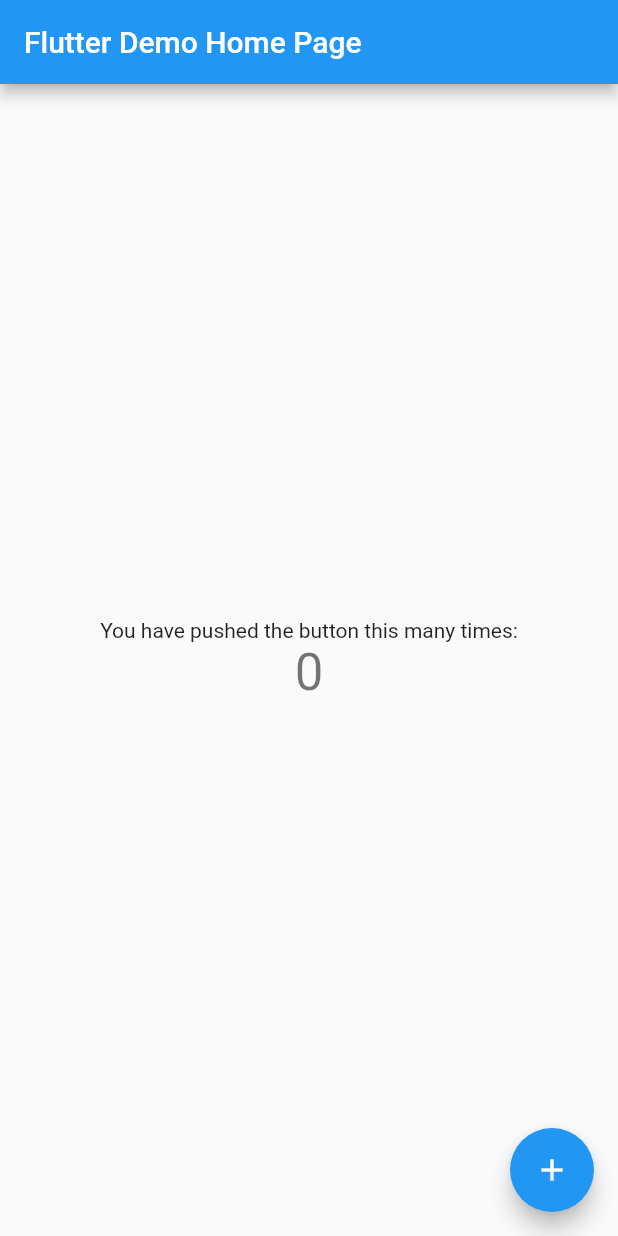
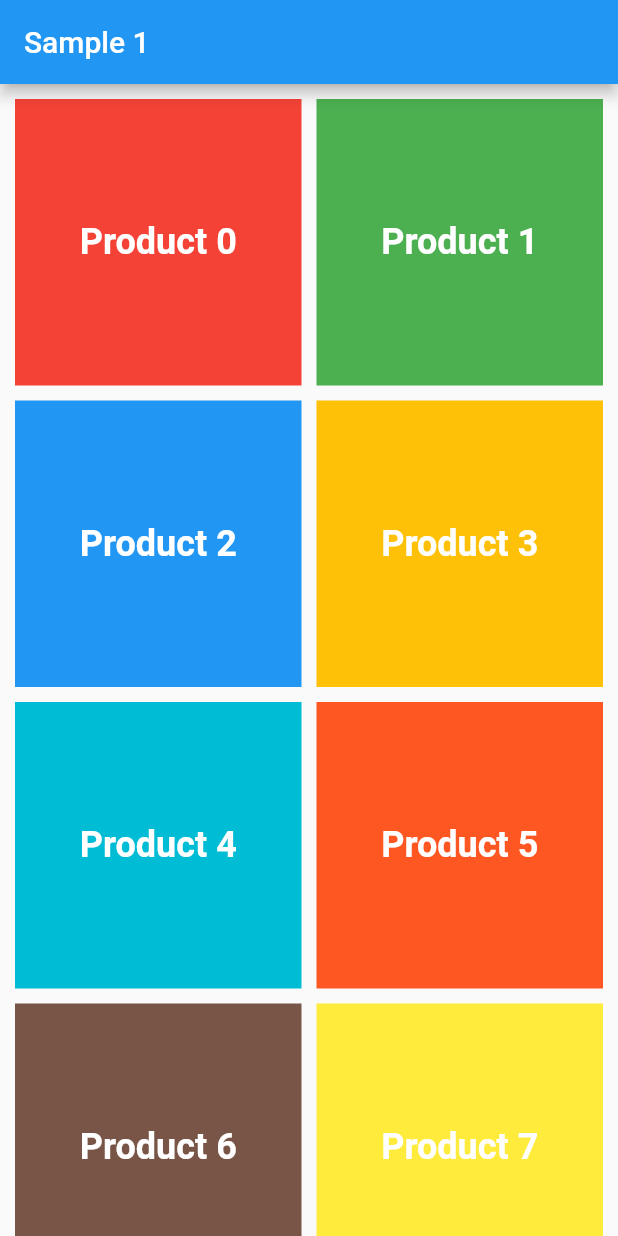
Before and after one commit to imaNNeo/FlutterPresentation, a Flutter app: the screen it shows after launch, on a phone screen of 412 x 824 dp. Run offline on Flutter 3.47's test engine with Material 2 defaults, Android fonts, the phone set to English and light mode, and no system bars.

Commit message:
added product items

```diff
--- a/lib/main.dart
+++ b/lib/main.dart
@@ -1,109 +1,6 @@
 import 'package:flutter/material.dart';
+import 'package:flutter_presentation/sample_1/Sample1Page.dart';
 
-void main() => runApp(new MyApp());
-
-class MyApp extends StatelessWidget {
-  // This widget is the root of your application.
-  @override
-  Widget build(BuildContext context) {
-    return new MaterialApp(
-      title: 'Flutter Demo',
-      theme: new ThemeData(
-        // This is the theme of your application.
-        //
-        // Try running your application with "flutter run". You'll see the
-        // application has a blue toolbar. Then, without quitting the app, try
-        // changing the primarySwatch below to Colors.green and then invoke
-        // "hot reload" (press "r" in the console where you ran "flutter run",
-        // or press Run > Flutter Hot Reload in IntelliJ). Notice that the
-        // counter didn't reset back to zero; the application is not restarted.
-        primarySwatch: Colors.blue,
-      ),
-      home: new MyHomePage(title: 'Flutter Demo Home Page'),
-    );
-  }
-}
-
-class MyHomePage extends StatefulWidget {
-  MyHomePage({Key key, this.title}) : super(key: key);
-
-  // This widget is the home page of your application. It is stateful, meaning
-  // that it has a State object (defined below) that contains fields that affect
-  // how it looks.
-
-  // This class is the configuration for the state. It holds the values (in this
-  // case the title) provided by the parent (in this case the App widget) and
-  // used by the build method of the State. Fields in a Widget subclass are
-  // always marked "final".
-
-  final String title;
-
-  @override
-  _MyHomePageState createState() => new _MyHomePageState();
-}
-
-class _MyHomePageState extends State<MyHomePage> {
-  int _counter = 0;
-
-  void _incrementCounter() {
-    setState(() {
-      // This call to setState tells the Flutter framework that something has
-      // changed in this State, which causes it to rerun the build method below
-      // so that the display can reflect the updated values. If we changed
-      // _counter without calling setState(), then the build method would not be
-      // called again, and so nothing would appear to happen.
-      _counter++;
-    });
-  }
-
-  @override
-  Widget build(BuildContext context) {
-    // This method is rerun every time setState is called, for instance as done
-    // by the _incrementCounter method above.
-    //
-    // The Flutter framework has been optimized to make rerunning build methods
-    // fast, so that you can just rebuild anything that needs updating rather
-    // than having to individually change instances of widgets.
-    return new Scaffold(
-      appBar: new AppBar(
-        // Here we take the value from the MyHomePage object that was created by
-        // the App.build method, and use it to set our appbar title.
-        title: new Text(widget.title),
-      ),
-      body: new Center(
-        // Center is a layout widget. It takes a single child and positions it
-        // in the middle of the parent.
-        child: new Column(
-          // Column is also layout widget. It takes a list of children and
-          // arranges them vertically. By default, it sizes itself to fit its
-          // children horizontally, and tries to be as tall as its parent.
-          //
-          // Invoke "debug paint" (press "p" in the console where you ran
-          // "flutter run", or select "Toggle Debug Paint" from the Flutter tool
-          // window in IntelliJ) to see the wireframe for each widget.
-          //
-          // Column has various properties to control how it sizes itself and
-          // how it positions its children. Here we use mainAxisAlignment to
-          // center the children vertically; the main axis here is the vertical
-          // axis because Columns are vertical (the cross axis would be
-          // horizontal).
-          mainAxisAlignment: MainAxisAlignment.center,
-          children: <Widget>[
-            new Text(
-              'You have pushed the button this many times:',
-            ),
-            new Text(
-              '$_counter',
-              style: Theme.of(context).textTheme.display1,
-            ),
-          ],
-        ),
-      ),
-      floatingActionButton: new FloatingActionButton(
-        onPressed: _incrementCounter,
-        tooltip: 'Increment',
-        child: new Icon(Icons.add),
-      ), // This trailing comma makes auto-formatting nicer for build methods.
-    );
-  }
-}
+void main() => runApp(new MaterialApp(
+  home: Sample1Page(),
+));
--- /dev/null
+++ b/lib/sample_1/Sample1Page.dart
@@ -0,0 +1,67 @@
+import 'dart:math';
+import 'package:flutter/material.dart';
+import 'package:flutter_presentation/sample_1/model/Product.dart';
+
+final myColors = [
+  Colors.red,
+  Colors.green,
+  Colors.blue,
+  Colors.amber,
+  Colors.cyan,
+  Colors.deepOrange,
+  Colors.brown,
+  Colors.yellow,
+  Colors.pinkAccent,
+  Colors.teal,
+  Colors.purpleAccent,
+  Colors.pink,
+  Colors.blueGrey,
+  Colors.purple
+];
+
+final List<Product> products = List.generate(14, (index) {
+  return new Product(
+      'Product $index', new Random().nextInt(30), myColors[index]);
+});
+
+class Sample1Page extends StatelessWidget {
+  @override
+  Widget build(BuildContext context) {
+    return Scaffold(
+      appBar: new AppBar(
+        title: Text("Sample 1"),
+      ),
+      body: GridView.count(
+        mainAxisSpacing: 10.0,
+        crossAxisSpacing: 10.0,
+        padding: EdgeInsets.all(10.0),
+        crossAxisCount: 2,
+        children: List.generate(products.length, (index) {
+          Product product = products[index];
+          return productWidget(product);
+        }),
+      ),
+    );
+  }
+
+  Widget productWidget(Product product) {
+    return new Container(
+      color: product.color,
+      child: Stack(
+        children: <Widget>[
+          Align(
+            alignment: Alignment.center,
+            child: Text(
+              product.name,
+              style: TextStyle(
+                  color: Colors.white,
+                  fontWeight: FontWeight.bold,
+                  fontSize: 24.0,
+              ),
+            ),
+          )
+        ],
+      ),
+    );
+  }
+}
--- /dev/null
+++ b/lib/sample_1/model/Cart.dart
@@ -0,0 +1,13 @@
+import 'package:flutter_presentation/sample_1/model/CartItem.dart';
+import 'package:flutter_presentation/sample_1/model/Product.dart';
+
+class Cart {
+
+  List<CartItem> items = new List();
+  int get itemsCount => items.length;
+
+  void add(Product product) {
+    this.items.add(new CartItem(product));
+  }
+
+}
--- /dev/null
+++ b/lib/sample_1/model/CartItem.dart
@@ -0,0 +1,9 @@
+import 'package:flutter_presentation/sample_1/model/Product.dart';
+
+class CartItem {
+
+  Product product;
+
+  CartItem(this.product);
+
+}
--- /dev/null
+++ b/lib/sample_1/model/CartModel.dart
@@ -0,0 +1,16 @@
+import 'package:flutter_presentation/sample_1/model/Cart.dart';
+import 'package:flutter_presentation/sample_1/model/CartItem.dart';
+import 'package:flutter_presentation/sample_1/model/Product.dart';
+import 'package:scoped_model/scoped_model.dart';
+
+class CartModel extends Model{
+  final _cart = new Cart();
+
+  List<CartItem> get items => _cart.items;
+  int get itemCount => _cart.itemsCount;
+
+  void add(Product product) {
+    _cart.add(product);
+    notifyListeners();
+  }
+}
--- /dev/null
+++ b/lib/sample_1/model/Product.dart
@@ -0,0 +1,9 @@
+import 'dart:ui';
+
+class Product {
+  String name;
+  int price;
+  Color color;
+
+  Product(this.name, this.price, this.color);
+}
```
